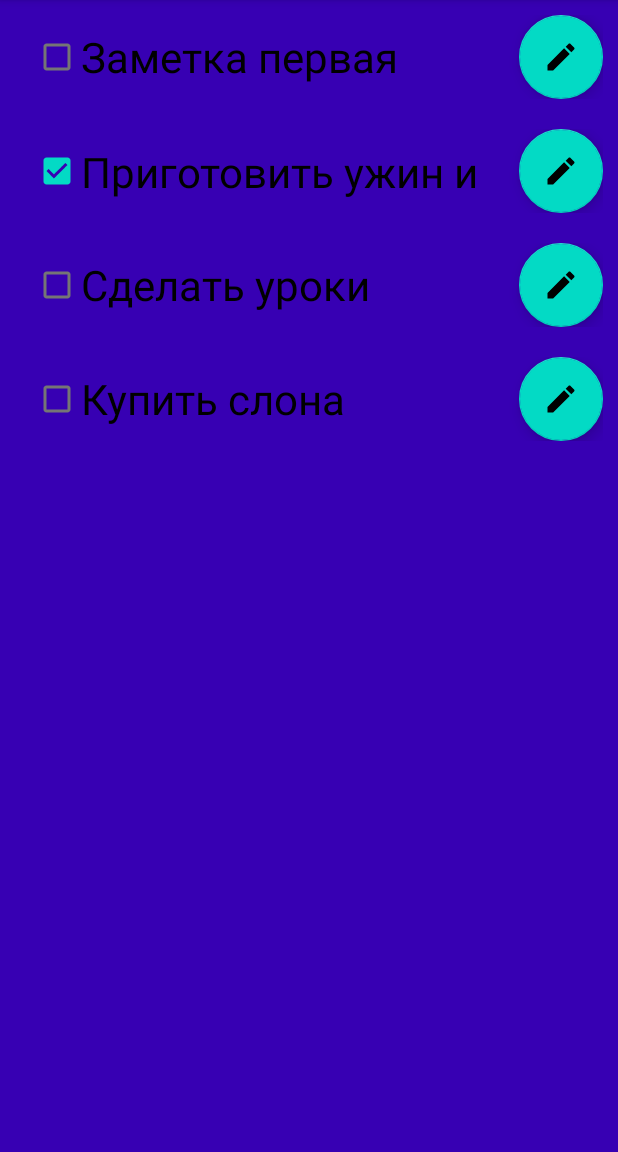
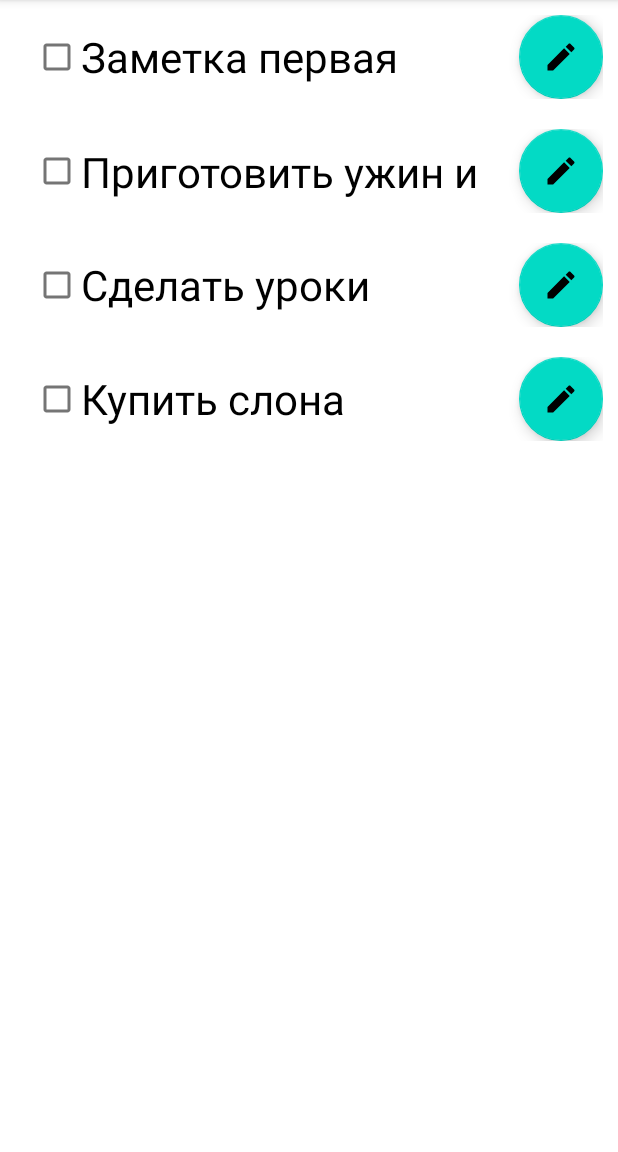
Before and after one commit to skarapedulbuk/MySimpleNotes, an Android app: the screen it shows after launch (MainActivity), on a phone screen of 412 x 824 dp, the part 84-1236 px from its top. Run offline under Robolectric (Android 15) with nearby library versions, the phone set to English and light mode, and no system bars.

Commit message:
Список задач переписан на RecycleView, добавлен класс TasksAdapter

```diff
--- a/app/src/main/java/com/skarapedulbuk/mysimplenotes/ui/list/ListFragment.java
+++ b/app/src/main/java/com/skarapedulbuk/mysimplenotes/ui/list/ListFragment.java
@@ -5,19 +5,16 @@ import android.view.LayoutInflater;
 import android.view.MenuItem;
 import android.view.View;
 import android.view.ViewGroup;
-import android.widget.CheckBox;
-import android.widget.LinearLayout;
 import android.widget.Toast;
 
 import androidx.annotation.NonNull;
 import androidx.annotation.Nullable;
-import androidx.appcompat.widget.PopupMenu;
 import androidx.fragment.app.Fragment;
 import androidx.fragment.app.FragmentResultListener;
+import androidx.recyclerview.widget.RecyclerView;
 
 import com.google.android.material.appbar.MaterialToolbar;
 import com.google.android.material.bottomnavigation.BottomNavigationView;
-import com.google.android.material.floatingactionbutton.FloatingActionButton;
 import com.google.android.material.navigation.NavigationBarView;
 import com.skarapedulbuk.mysimplenotes.R;
 import com.skarapedulbuk.mysimplenotes.domain.InmemoryTasksRepository;
@@ -34,16 +31,21 @@ public class ListFragment extends Fragment implements ListView {
     public static final String KEY_LIST_ACTIVITY = "KEY_LIST_ACTIVITY";
     public static final String ARG_TASK = "ARG_TASK";
 
-    private LinearLayout tasksListRoot;
+    private RecyclerView tasksListRoot;
     private ListPresenter presenter;
     private BottomNavigationView bottomNavigationView;
     private Boolean isAddChecked;
+
+    private TasksAdapter adapter;
 
     @Override
     public void onCreate(Bundle savedInstanceState) {
         super.onCreate(savedInstanceState);
 
         presenter = new ListPresenter(this, new InmemoryTasksRepository());
+        adapter = new TasksAdapter();
+        presenter.requestTasks();
+
     }
 
     public View onCreateView(@NonNull LayoutInflater inflater, @Nullable ViewGroup container, @Nullable Bundle savedInstanceState) {
@@ -55,7 +57,12 @@ public class ListFragment extends Fragment implements ListView {
         super.onViewCreated(view, savedInstanceState);
 
         tasksListRoot = view.findViewById(R.id.list_root);
-        presenter.requestTasks();
+        /*tasksListRoot.setLayoutManager(new LinearLayoutManager(
+                requireContext(),
+                LinearLayoutManager.VERTICAL,
+                false));*/
+
+        tasksListRoot.setAdapter(adapter);
 
         SettingsStorage settingsStorage = new SettingsStorage(super.requireContext());
         isAddChecked = settingsStorage.getSettings().getBoolean(SettingsStorage.ARG_ADDITIONAL_CHECKBOX, false);
@@ -155,7 +162,11 @@ public class ListFragment extends Fragment implements ListView {
 
     @Override
     public void showTasks(List<MyTask> tasks) {
-        for (MyTask task : tasks
+
+        adapter.setTasks(tasks);
+        adapter.notifyDataSetChanged();
+
+       /* for (MyTask task : tasks
         ) {
             View itemView = LayoutInflater.from(requireContext()).inflate(R.layout.item_task, tasksListRoot, false);
             FloatingActionButton editButton = itemView.findViewById(R.id.edit_button);
@@ -193,6 +204,6 @@ public class ListFragment extends Fragment implements ListView {
             title.setChecked(getResources().getBoolean(task.getTaskIsDone()));
 
             tasksListRoot.addView(itemView);
-        }
+        }*/
     }
 }
--- /dev/null
+++ b/app/src/main/java/com/skarapedulbuk/mysimplenotes/ui/list/TasksAdapter.java
@@ -0,0 +1,53 @@
+package com.skarapedulbuk.mysimplenotes.ui.list;
+
+import android.view.LayoutInflater;
+import android.view.View;
+import android.view.ViewGroup;
+import android.widget.CheckBox;
+
+import androidx.annotation.NonNull;
+import androidx.recyclerview.widget.RecyclerView;
+
+import com.skarapedulbuk.mysimplenotes.R;
+import com.skarapedulbuk.mysimplenotes.domain.MyTask;
+
+import java.util.ArrayList;
+import java.util.Collection;
+
+public class TasksAdapter extends RecyclerView.Adapter<TasksAdapter.TasksViewHolder> {
+
+    private ArrayList<MyTask> tasks = new ArrayList<>();
+
+    public void setTasks(Collection<MyTask> toSet) {
+        tasks.clear();
+        tasks.addAll(toSet);
+    }
+
+    @NonNull
+    @Override
+    public TasksViewHolder onCreateViewHolder(@NonNull ViewGroup parent, int viewType) {
+        View itemView = LayoutInflater.from(parent.getContext()).inflate(R.layout.item_task, parent, false);
+        return new TasksViewHolder(itemView);
+    }
+
+    @Override
+    public void onBindViewHolder(@NonNull TasksAdapter.TasksViewHolder holder, int position) {
+        MyTask task = tasks.get(position);
+        holder.titleCheckBox.setText(task.getTaskTitle());
+    }
+
+    @Override
+    public int getItemCount() {
+        return tasks.size();
+    }
+
+    class TasksViewHolder extends RecyclerView.ViewHolder {
+
+        CheckBox titleCheckBox;
+
+        public TasksViewHolder(@NonNull View itemView) {
+            super(itemView);
+            titleCheckBox = itemView.findViewById(R.id.checkbox_of_task);
+        }
+    }
+}
--- a/app/src/main/res/layout/fragment_list.xml
+++ b/app/src/main/res/layout/fragment_list.xml
@@ -22,21 +22,12 @@
 
     </com.google.android.material.appbar.AppBarLayout>
 
-    <androidx.core.widget.NestedScrollView
+    <androidx.recyclerview.widget.RecyclerView
+        android:id="@+id/list_root"
         android:layout_width="match_parent"
         android:layout_height="match_parent"
-        android:background="@color/purple_700"
-        app:layout_behavior="@string/appbar_scrolling_view_behavior">
-
-        <LinearLayout
-            android:id="@+id/list_root"
-            android:layout_width="match_parent"
-            android:layout_height="match_parent"
-            android:layout_gravity="top"
-            android:orientation="vertical" />
-
-    </androidx.core.widget.NestedScrollView>
-
+        app:layoutManager="androidx.recyclerview.widget.LinearLayoutManager"
+        app:layout_behavior="@string/appbar_scrolling_view_behavior" />
 
     <com.google.android.material.bottomnavigation.BottomNavigationView
         android:id="@+id/bottom_nav_menu"
```
